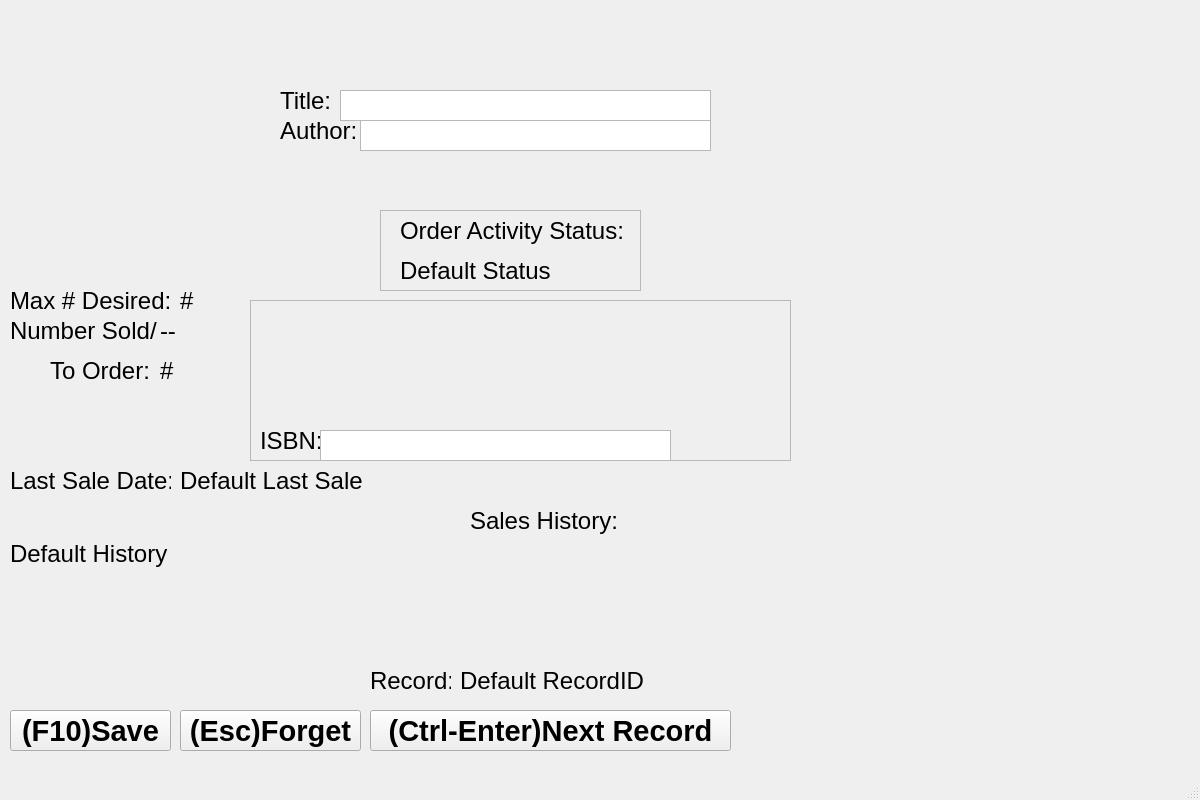
jfunston/omega4py, file enter.ui: the form before one commit.
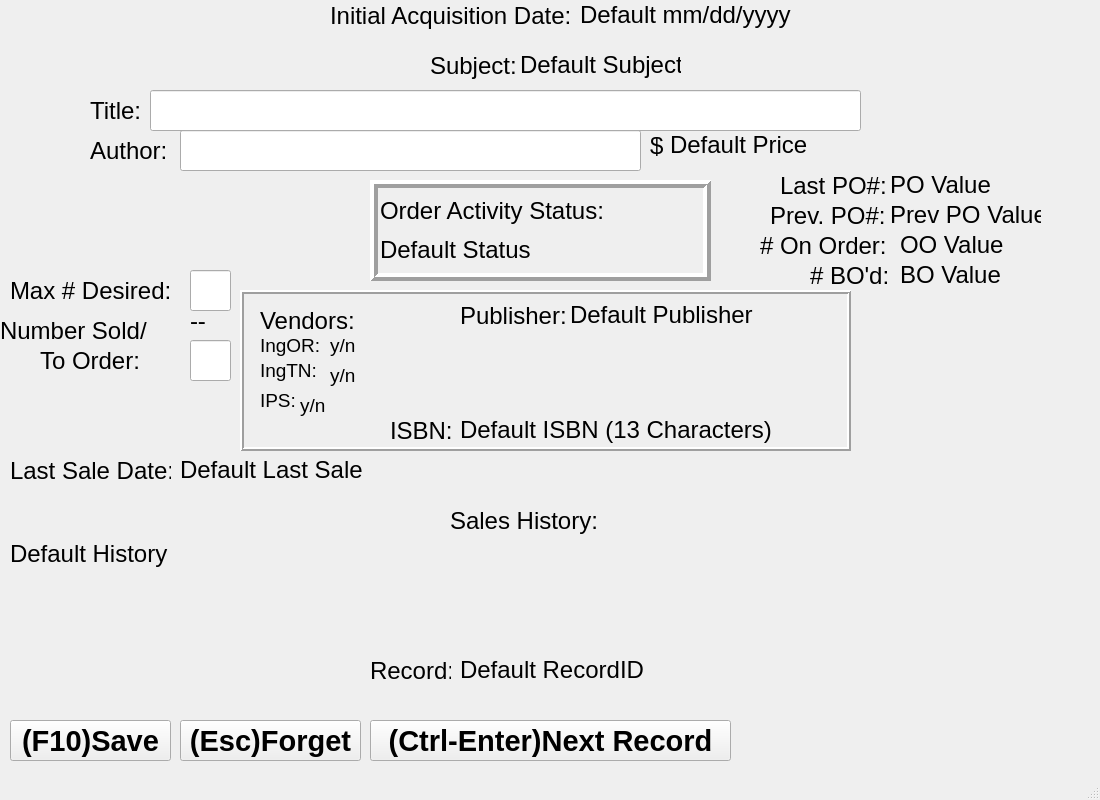
The form after the commit.

Diff of the .ui file:
```diff
--- a/enter.ui
+++ b/enter.ui
@@ -6,7 +6,7 @@
    <rect>
     <x>0</x>
     <y>0</y>
-    <width>1200</width>
+    <width>1100</width>
     <height>800</height>
    </rect>
   </property>
@@ -20,94 +20,64 @@
    <string>MainWindow</string>
   </property>
   <widget class="QWidget" name="centralwidget">
-   <widget class="QLabel" name="titleLabel">
-    <property name="geometry">
-     <rect>
-      <x>280</x>
-      <y>80</y>
-      <width>71</width>
-      <height>41</height>
-     </rect>
-    </property>
-    <property name="font">
-     <font>
-      <pointsize>18</pointsize>
-     </font>
-    </property>
-    <property name="text">
-     <string>Title:</string>
-    </property>
-   </widget>
-   <widget class="QLabel" name="authorLabel">
-    <property name="geometry">
-     <rect>
-      <x>280</x>
-      <y>110</y>
-      <width>81</width>
-      <height>41</height>
-     </rect>
-    </property>
-    <property name="font">
-     <font>
-      <pointsize>18</pointsize>
-     </font>
-    </property>
-    <property name="text">
-     <string>Author:</string>
-    </property>
-   </widget>
-   <widget class="QLabel" name="recordIDValue">
-    <property name="geometry">
-     <rect>
-      <x>460</x>
-      <y>660</y>
-      <width>451</width>
-      <height>41</height>
-     </rect>
-    </property>
-    <property name="font">
-     <font>
-      <pointsize>18</pointsize>
-     </font>
-    </property>
-    <property name="text">
-     <string>Default RecordID</string>
-    </property>
-   </widget>
-   <widget class="QLabel" name="recordLabel">
+   <widget class="QPushButton" name="NextRecordButton">
     <property name="geometry">
      <rect>
       <x>370</x>
-      <y>660</y>
-      <width>81</width>
+      <y>720</y>
+      <width>361</width>
       <height>41</height>
      </rect>
     </property>
     <property name="font">
      <font>
-      <pointsize>18</pointsize>
+      <pointsize>22</pointsize>
+      <weight>75</weight>
+      <bold>true</bold>
      </font>
     </property>
     <property name="text">
-     <string>Record:</string>
+     <string>(Ctrl-Enter)Next Record</string>
     </property>
    </widget>
-   <widget class="QLabel" name="historyLabel">
+   <widget class="QPushButton" name="SaveButton">
     <property name="geometry">
      <rect>
-      <x>470</x>
-      <y>500</y>
-      <width>151</width>
+      <x>10</x>
+      <y>720</y>
+      <width>161</width>
       <height>41</height>
      </rect>
     </property>
     <property name="font">
      <font>
-      <pointsize>18</pointsize>
+      <pointsize>22</pointsize>
+      <weight>75</weight>
+      <bold>true</bold>
      </font>
     </property>
     <property name="text">
-     <string>Sales History:</string>
+     <string>(F10)Save</string>
+    </property>
+   </widget>
+   <widget class="QPushButton" name="ForgetButton">
+    <property name="geometry">
+     <rect>
+      <x>180</x>
+      <y>720</y>
+      <width>181</width>
+      <height>41</height>
+     </rect>
+    </property>
+    <property name="font">
+     <font>
+      <pointsize>22</pointsize>
+      <weight>75</weight>
+      <bold>true</bold>
+     </font>
+    </property>
+    <property name="text">
+     <string>(Esc)Forget</string>
     </property>
    </widget>
    <widget class="QLabel" name="historyValue">
@@ -115,8 +85,8 @@
      <rect>
       <x>10</x>
       <y>540</y>
-      <width>1161</width>
-      <height>131</height>
+      <width>1091</width>
+      <height>121</height>
      </rect>
     </property>
     <property name="font">
@@ -133,13 +103,120 @@
     <property name="wordWrap">
      <bool>true</bool>
     </property>
+    <property name="textInteractionFlags">
+     <set>Qt::LinksAccessibleByMouse|Qt::TextEditable|Qt::TextSelectableByMouse</set>
+    </property>
    </widget>
-   <widget class="QLabel" name="lastSaleLabel">
+   <widget class="QLabel" name="AcqDateValue">
     <property name="geometry">
      <rect>
-      <x>10</x>
-      <y>460</y>
+      <x>580</x>
+      <y>0</y>
+      <width>231</width>
+      <height>31</height>
+     </rect>
+    </property>
+    <property name="font">
+     <font>
+      <pointsize>18</pointsize>
+      <weight>50</weight>
+      <bold>false</bold>
+     </font>
+    </property>
+    <property name="text">
+     <string>Default mm/dd/yyyy</string>
+    </property>
+    <property name="textInteractionFlags">
+     <set>Qt::LinksAccessibleByMouse|Qt::TextEditable|Qt::TextSelectableByMouse</set>
+    </property>
+   </widget>
+   <widget class="QLabel" name="SubjectValue">
+    <property name="geometry">
+     <rect>
+      <x>520</x>
+      <y>50</y>
       <width>161</width>
+      <height>31</height>
+     </rect>
+    </property>
+    <property name="font">
+     <font>
+      <pointsize>18</pointsize>
+     </font>
+    </property>
+    <property name="text">
+     <string>Default Subject</string>
+    </property>
+    <property name="textInteractionFlags">
+     <set>Qt::LinksAccessibleByMouse|Qt::TextEditable|Qt::TextSelectableByMouse</set>
+    </property>
+   </widget>
+   <widget class="QLabel" name="PrevPOValue">
+    <property name="geometry">
+     <rect>
+      <x>890</x>
+      <y>200</y>
+      <width>151</width>
+      <height>31</height>
+     </rect>
+    </property>
+    <property name="font">
+     <font>
+      <pointsize>18</pointsize>
+     </font>
+    </property>
+    <property name="text">
+     <string>Prev PO Value</string>
+    </property>
+    <property name="textInteractionFlags">
+     <set>Qt::LinksAccessibleByMouse|Qt::TextEditable|Qt::TextSelectableByMouse</set>
+    </property>
+   </widget>
+   <widget class="QLabel" name="NumOnOrderLabel">
+    <property name="geometry">
+     <rect>
+      <x>760</x>
+      <y>230</y>
+      <width>141</width>
+      <height>31</height>
+     </rect>
+    </property>
+    <property name="font">
+     <font>
+      <pointsize>18</pointsize>
+     </font>
+    </property>
+    <property name="text">
+     <string># On Order:</string>
+    </property>
+   </widget>
+   <widget class="QLabel" name="PriceValue">
+    <property name="geometry">
+     <rect>
+      <x>670</x>
+      <y>130</y>
+      <width>151</width>
+      <height>31</height>
+     </rect>
+    </property>
+    <property name="font">
+     <font>
+      <pointsize>18</pointsize>
+     </font>
+    </property>
+    <property name="text">
+     <string>Default Price</string>
+    </property>
+    <property name="textInteractionFlags">
+     <set>Qt::LinksAccessibleByMouse|Qt::TextEditable|Qt::TextSelectableByMouse</set>
+    </property>
+   </widget>
+   <widget class="QLabel" name="titleLabel">
+    <property name="geometry">
+     <rect>
+      <x>90</x>
+      <y>90</y>
+      <width>71</width>
       <height>41</height>
      </rect>
     </property>
@@ -149,14 +226,125 @@
      </font>
     </property>
     <property name="text">
-     <string>Last Sale Date:</string>
+     <string>Title:</string>
+    </property>
+   </widget>
+   <widget class="QLabel" name="maxDesiredLabel">
+    <property name="geometry">
+     <rect>
+      <x>10</x>
+      <y>270</y>
+      <width>171</width>
+      <height>41</height>
+     </rect>
+    </property>
+    <property name="font">
+     <font>
+      <pointsize>18</pointsize>
+     </font>
+    </property>
+    <property name="text">
+     <string>Max # Desired:</string>
+    </property>
+   </widget>
+   <widget class="QLabel" name="PrevPOLabel_2">
+    <property name="geometry">
+     <rect>
+      <x>770</x>
+      <y>200</y>
+      <width>121</width>
+      <height>31</height>
+     </rect>
+    </property>
+    <property name="font">
+     <font>
+      <pointsize>18</pointsize>
+     </font>
+    </property>
+    <property name="text">
+     <string>Prev. PO#:</string>
+    </property>
+   </widget>
+   <widget class="QLabel" name="OnOrderValue">
+    <property name="geometry">
+     <rect>
+      <x>900</x>
+      <y>230</y>
+      <width>151</width>
+      <height>31</height>
+     </rect>
+    </property>
+    <property name="font">
+     <font>
+      <pointsize>18</pointsize>
+     </font>
+    </property>
+    <property name="text">
+     <string>OO Value</string>
+    </property>
+    <property name="textInteractionFlags">
+     <set>Qt::LinksAccessibleByMouse|Qt::TextEditable|Qt::TextSelectableByMouse</set>
+    </property>
+   </widget>
+   <widget class="QLabel" name="priceLabel">
+    <property name="geometry">
+     <rect>
+      <x>650</x>
+      <y>130</y>
+      <width>21</width>
+      <height>31</height>
+     </rect>
+    </property>
+    <property name="font">
+     <font>
+      <pointsize>18</pointsize>
+     </font>
+    </property>
+    <property name="text">
+     <string>$</string>
+    </property>
+   </widget>
+   <widget class="QLabel" name="NumBackorderLabel">
+    <property name="geometry">
+     <rect>
+      <x>810</x>
+      <y>260</y>
+      <width>91</width>
+      <height>31</height>
+     </rect>
+    </property>
+    <property name="font">
+     <font>
+      <pointsize>18</pointsize>
+     </font>
+    </property>
+    <property name="text">
+     <string># BO'd:</string>
+    </property>
+   </widget>
+   <widget class="QLabel" name="SubjectLabel">
+    <property name="geometry">
+     <rect>
+      <x>430</x>
+      <y>50</y>
+      <width>101</width>
+      <height>31</height>
+     </rect>
+    </property>
+    <property name="font">
+     <font>
+      <pointsize>18</pointsize>
+     </font>
+    </property>
+    <property name="text">
+     <string>Subject:</string>
     </property>
    </widget>
    <widget class="QLabel" name="lastSaleValue">
     <property name="geometry">
      <rect>
       <x>180</x>
-      <y>460</y>
+      <y>450</y>
       <width>271</width>
       <height>41</height>
      </rect>
@@ -169,13 +357,16 @@
     <property name="text">
      <string>Default Last Sale</string>
     </property>
+    <property name="textInteractionFlags">
+     <set>Qt::LinksAccessibleByMouse|Qt::TextEditable|Qt::TextSelectableByMouse</set>
+    </property>
    </widget>
-   <widget class="QLabel" name="maxDesiredLabel">
+   <widget class="QLabel" name="historyLabel">
     <property name="geometry">
      <rect>
-      <x>10</x>
-      <y>280</y>
-      <width>171</width>
+      <x>450</x>
+      <y>500</y>
+      <width>151</width>
       <height>41</height>
      </rect>
     </property>
@@ -185,32 +376,246 @@
      </font>
     </property>
     <property name="text">
-     <string>Max # Desired:</string>
+     <string>Sales History:</string>
     </property>
    </widget>
-   <widget class="QLabel" name="numberSoldLabel">
+   <widget class="QFrame" name="CenterFrame">
     <property name="geometry">
      <rect>
-      <x>10</x>
-      <y>310</y>
-      <width>171</width>
-      <height>41</height>
+      <x>240</x>
+      <y>290</y>
+      <width>611</width>
+      <height>161</height>
      </rect>
     </property>
-    <property name="font">
-     <font>
-      <pointsize>18</pointsize>
-     </font>
+    <property name="frameShape">
+     <enum>QFrame::Box</enum>
     </property>
-    <property name="text">
-     <string>Number Sold/</string>
+    <property name="frameShadow">
+     <enum>QFrame::Raised</enum>
     </property>
+    <property name="lineWidth">
+     <number>2</number>
+    </property>
+    <widget class="QLabel" name="ISBNValue">
+     <property name="geometry">
+      <rect>
+       <x>220</x>
+       <y>120</y>
+       <width>321</width>
+       <height>41</height>
+      </rect>
+     </property>
+     <property name="font">
+      <font>
+       <pointsize>18</pointsize>
+      </font>
+     </property>
+     <property name="text">
+      <string>Default ISBN (13 Characters)</string>
+     </property>
+     <property name="textInteractionFlags">
+      <set>Qt::LinksAccessibleByMouse|Qt::TextEditable|Qt::TextSelectableByMouse</set>
+     </property>
+    </widget>
+    <widget class="QLabel" name="ISBNLabel">
+     <property name="geometry">
+      <rect>
+       <x>150</x>
+       <y>120</y>
+       <width>61</width>
+       <height>41</height>
+      </rect>
+     </property>
+     <property name="font">
+      <font>
+       <pointsize>18</pointsize>
+      </font>
+     </property>
+     <property name="text">
+      <string>ISBN:</string>
+     </property>
+    </widget>
+    <widget class="QLabel" name="VendorLabel">
+     <property name="geometry">
+      <rect>
+       <x>20</x>
+       <y>20</y>
+       <width>151</width>
+       <height>21</height>
+      </rect>
+     </property>
+     <property name="font">
+      <font>
+       <pointsize>18</pointsize>
+      </font>
+     </property>
+     <property name="text">
+      <string>Vendors:</string>
+     </property>
+    </widget>
+    <widget class="QLabel" name="PublisherLabel">
+     <property name="geometry">
+      <rect>
+       <x>220</x>
+       <y>10</y>
+       <width>111</width>
+       <height>31</height>
+      </rect>
+     </property>
+     <property name="font">
+      <font>
+       <pointsize>18</pointsize>
+      </font>
+     </property>
+     <property name="text">
+      <string>Publisher:</string>
+     </property>
+    </widget>
+    <widget class="QLabel" name="ORLabel">
+     <property name="geometry">
+      <rect>
+       <x>20</x>
+       <y>40</y>
+       <width>61</width>
+       <height>31</height>
+      </rect>
+     </property>
+     <property name="font">
+      <font>
+       <pointsize>14</pointsize>
+      </font>
+     </property>
+     <property name="text">
+      <string>IngOR:</string>
+     </property>
+    </widget>
+    <widget class="QLabel" name="TNLabel">
+     <property name="geometry">
+      <rect>
+       <x>20</x>
+       <y>70</y>
+       <width>71</width>
+       <height>21</height>
+      </rect>
+     </property>
+     <property name="font">
+      <font>
+       <pointsize>14</pointsize>
+      </font>
+     </property>
+     <property name="text">
+      <string>IngTN:</string>
+     </property>
+    </widget>
+    <widget class="QLabel" name="IPSLabel">
+     <property name="geometry">
+      <rect>
+       <x>20</x>
+       <y>100</y>
+       <width>41</width>
+       <height>21</height>
+      </rect>
+     </property>
+     <property name="font">
+      <font>
+       <pointsize>14</pointsize>
+      </font>
+     </property>
+     <property name="text">
+      <string>IPS:</string>
+     </property>
+    </widget>
+    <widget class="QLabel" name="IngOValue">
+     <property name="geometry">
+      <rect>
+       <x>90</x>
+       <y>40</y>
+       <width>41</width>
+       <height>31</height>
+      </rect>
+     </property>
+     <property name="font">
+      <font>
+       <pointsize>14</pointsize>
+      </font>
+     </property>
+     <property name="text">
+      <string>y/n</string>
+     </property>
+     <property name="textInteractionFlags">
+      <set>Qt::LinksAccessibleByMouse|Qt::TextEditable|Qt::TextSelectableByMouse</set>
+     </property>
+    </widget>
+    <widget class="QLabel" name="IngTValue">
+     <property name="geometry">
+      <rect>
+       <x>90</x>
+       <y>70</y>
+       <width>41</width>
+       <height>31</height>
+      </rect>
+     </property>
+     <property name="font">
+      <font>
+       <pointsize>14</pointsize>
+      </font>
+     </property>
+     <property name="text">
+      <string>y/n</string>
+     </property>
+     <property name="textInteractionFlags">
+      <set>Qt::LinksAccessibleByMouse|Qt::TextEditable|Qt::TextSelectableByMouse</set>
+     </property>
+    </widget>
+    <widget class="QLabel" name="IPSValue">
+     <property name="geometry">
+      <rect>
+       <x>60</x>
+       <y>100</y>
+       <width>41</width>
+       <height>31</height>
+      </rect>
+     </property>
+     <property name="font">
+      <font>
+       <pointsize>14</pointsize>
+      </font>
+     </property>
+     <property name="text">
+      <string>y/n</string>
+     </property>
+     <property name="textInteractionFlags">
+      <set>Qt::LinksAccessibleByMouse|Qt::TextEditable|Qt::TextSelectableByMouse</set>
+     </property>
+    </widget>
+    <widget class="QLabel" name="PublisherValue">
+     <property name="geometry">
+      <rect>
+       <x>330</x>
+       <y>10</y>
+       <width>191</width>
+       <height>31</height>
+      </rect>
+     </property>
+     <property name="font">
+      <font>
+       <pointsize>18</pointsize>
+      </font>
+     </property>
+     <property name="text">
+      <string>Default Publisher</string>
+     </property>
+     <property name="textInteractionFlags">
+      <set>Qt::LinksAccessibleByMouse|Qt::TextEditable|Qt::TextSelectableByMouse</set>
+     </property>
+    </widget>
    </widget>
    <widget class="QLabel" name="toOrderLable">
     <property name="geometry">
      <rect>
-      <x>50</x>
-      <y>350</y>
+      <x>40</x>
+      <y>340</y>
       <width>111</width>
       <height>41</height>
      </rect>
@@ -224,12 +629,12 @@
      <string>To Order:</string>
     </property>
    </widget>
-   <widget class="QLabel" name="maxDesiredValue">
+   <widget class="QLabel" name="recordLabel">
     <property name="geometry">
      <rect>
-      <x>180</x>
-      <y>280</y>
-      <width>21</width>
+      <x>370</x>
+      <y>650</y>
+      <width>81</width>
       <height>41</height>
      </rect>
     </property>
@@ -239,173 +644,72 @@
      </font>
     </property>
     <property name="text">
-     <string>#</string>
+     <string>Record:</string>
+    </property>
+   </widget>
+   <widget class="QLabel" name="POValue">
+    <property name="geometry">
+     <rect>
+      <x>890</x>
+      <y>170</y>
+      <width>151</width>
+      <height>31</height>
+     </rect>
+    </property>
+    <property name="font">
+     <font>
+      <pointsize>18</pointsize>
+     </font>
+    </property>
+    <property name="text">
+     <string>PO Value</string>
+    </property>
+    <property name="textInteractionFlags">
+     <set>Qt::LinksAccessibleByMouse|Qt::TextEditable|Qt::TextSelectableByMouse</set>
+    </property>
+   </widget>
+   <widget class="QLabel" name="POLabel">
+    <property name="geometry">
+     <rect>
+      <x>780</x>
+      <y>170</y>
+      <width>111</width>
+      <height>31</height>
+     </rect>
+    </property>
+    <property name="font">
+     <font>
+      <pointsize>18</pointsize>
+     </font>
+    </property>
+    <property name="text">
+     <string>Last PO#:</string>
     </property>
    </widget>
    <widget class="QLabel" name="numberSoldValue">
     <property name="geometry">
      <rect>
-      <x>160</x>
-      <y>310</y>
-      <width>21</width>
-      <height>41</height>
-     </rect>
-    </property>
-    <property name="font">
-     <font>
-      <pointsize>18</pointsize>
-     </font>
-    </property>
-    <property name="text">
-     <string>--</string>
-    </property>
-   </widget>
-   <widget class="QLabel" name="toOrderValue">
-    <property name="geometry">
-     <rect>
-      <x>160</x>
-      <y>350</y>
-      <width>21</width>
-      <height>41</height>
-     </rect>
-    </property>
-    <property name="font">
-     <font>
-      <pointsize>18</pointsize>
-     </font>
-    </property>
-    <property name="text">
-     <string>#</string>
-    </property>
-   </widget>
-   <widget class="QPushButton" name="NextRecordButton">
-    <property name="geometry">
-     <rect>
-      <x>370</x>
-      <y>710</y>
-      <width>361</width>
-      <height>41</height>
-     </rect>
-    </property>
-    <property name="font">
-     <font>
-      <pointsize>22</pointsize>
-      <weight>75</weight>
-      <bold>true</bold>
-     </font>
-    </property>
-    <property name="text">
-     <string>(Ctrl-Enter)Next Record</string>
-    </property>
-   </widget>
-   <widget class="QLabel" name="orderStatusLabel">
-    <property name="geometry">
-     <rect>
-      <x>400</x>
-      <y>210</y>
-      <width>231</width>
-      <height>41</height>
-     </rect>
-    </property>
-    <property name="font">
-     <font>
-      <pointsize>18</pointsize>
-     </font>
-    </property>
-    <property name="text">
-     <string>Order Activity Status:</string>
-    </property>
-   </widget>
-   <widget class="QLabel" name="orderStatusValue">
-    <property name="geometry">
-     <rect>
-      <x>400</x>
-      <y>250</y>
-      <width>231</width>
-      <height>41</height>
-     </rect>
-    </property>
-    <property name="font">
-     <font>
-      <pointsize>18</pointsize>
-     </font>
-    </property>
-    <property name="text">
-     <string>Default Status</string>
-    </property>
-   </widget>
-   <widget class="QPlainTextEdit" name="orderStatusBox">
-    <property name="enabled">
-     <bool>false</bool>
-    </property>
-    <property name="geometry">
-     <rect>
-      <x>380</x>
-      <y>210</y>
-      <width>261</width>
-      <height>81</height>
-     </rect>
-    </property>
-   </widget>
-   <widget class="QPushButton" name="SaveButton">
-    <property name="geometry">
-     <rect>
-      <x>10</x>
-      <y>710</y>
-      <width>161</width>
-      <height>41</height>
-     </rect>
-    </property>
-    <property name="font">
-     <font>
-      <pointsize>22</pointsize>
-      <weight>75</weight>
-      <bold>true</bold>
-     </font>
-    </property>
-    <property name="text">
-     <string>(F10)Save</string>
-    </property>
-   </widget>
-   <widget class="QPushButton" name="ForgetButton">
-    <property name="geometry">
-     <rect>
-      <x>180</x>
-      <y>710</y>
-      <width>181</width>
-      <height>41</height>
-     </rect>
-    </property>
-    <property name="font">
-     <font>
-      <pointsize>22</pointsize>
-      <weight>75</weight>
-      <bold>true</bold>
-     </font>
-    </property>
-    <property name="text">
-     <string>(Esc)Forget</string>
-    </property>
-   </widget>
-   <widget class="QPlainTextEdit" name="centerBox">
-    <property name="enabled">
-     <bool>false</bool>
-    </property>
-    <property name="geometry">
-     <rect>
-      <x>250</x>
+      <x>190</x>
       <y>300</y>
-      <width>541</width>
-      <height>161</height>
+      <width>21</width>
+      <height>41</height>
      </rect>
     </property>
+    <property name="font">
+     <font>
+      <pointsize>18</pointsize>
+     </font>
+    </property>
+    <property name="text">
+     <string>--</string>
+    </property>
    </widget>
-   <widget class="QLabel" name="ISBNLabel">
+   <widget class="QLabel" name="lastSaleLabel">
     <property name="geometry">
      <rect>
-      <x>260</x>
-      <y>420</y>
-      <width>61</width>
+      <x>10</x>
+      <y>450</y>
+      <width>161</width>
       <height>41</height>
      </rect>
     </property>
@@ -415,95 +719,230 @@
      </font>
     </property>
     <property name="text">
-     <string>ISBN:</string>
+     <string>Last Sale Date:</string>
     </property>
    </widget>
-   <widget class="QPlainTextEdit" name="titleEdit">
+   <widget class="QLabel" name="BOValue">
     <property name="geometry">
      <rect>
-      <x>340</x>
+      <x>900</x>
+      <y>260</y>
+      <width>151</width>
+      <height>31</height>
+     </rect>
+    </property>
+    <property name="font">
+     <font>
+      <pointsize>18</pointsize>
+     </font>
+    </property>
+    <property name="text">
+     <string>BO Value</string>
+    </property>
+    <property name="textInteractionFlags">
+     <set>Qt::LinksAccessibleByMouse|Qt::TextEditable|Qt::TextSelectableByMouse</set>
+    </property>
+   </widget>
+   <widget class="QLabel" name="InitialAqusitionLabel">
+    <property name="geometry">
+     <rect>
+      <x>330</x>
+      <y>0</y>
+      <width>251</width>
+      <height>31</height>
+     </rect>
+    </property>
+    <property name="font">
+     <font>
+      <pointsize>18</pointsize>
+     </font>
+    </property>
+    <property name="text">
+     <string>Initial Acquisition Date:</string>
+    </property>
+   </widget>
+   <widget class="QLabel" name="authorLabel">
+    <property name="geometry">
+     <rect>
+      <x>90</x>
+      <y>130</y>
+      <width>81</width>
+      <height>41</height>
+     </rect>
+    </property>
+    <property name="font">
+     <font>
+      <pointsize>18</pointsize>
+     </font>
+    </property>
+    <property name="text">
+     <string>Author:</string>
+    </property>
+   </widget>
+   <widget class="QLabel" name="numberSoldLabel">
+    <property name="geometry">
+     <rect>
+      <x>0</x>
+      <y>310</y>
+      <width>171</width>
+      <height>41</height>
+     </rect>
+    </property>
+    <property name="font">
+     <font>
+      <pointsize>18</pointsize>
+     </font>
+    </property>
+    <property name="text">
+     <string>Number Sold/</string>
+    </property>
+   </widget>
+   <widget class="QLabel" name="recordIDValue">
+    <property name="geometry">
+     <rect>
+      <x>460</x>
+      <y>650</y>
+      <width>451</width>
+      <height>41</height>
+     </rect>
+    </property>
+    <property name="font">
+     <font>
+      <pointsize>18</pointsize>
+     </font>
+    </property>
+    <property name="text">
+     <string>Default RecordID</string>
+    </property>
+    <property name="textInteractionFlags">
+     <set>Qt::LinksAccessibleByMouse|Qt::TextSelectableByMouse</set>
+    </property>
+   </widget>
+   <widget class="QFrame" name="OrderFrame">
+    <property name="geometry">
+     <rect>
+      <x>370</x>
+      <y>180</y>
+      <width>341</width>
+      <height>101</height>
+     </rect>
+    </property>
+    <property name="frameShape">
+     <enum>QFrame::Box</enum>
+    </property>
+    <property name="frameShadow">
+     <enum>QFrame::Raised</enum>
+    </property>
+    <property name="lineWidth">
+     <number>4</number>
+    </property>
+    <widget class="QLabel" name="orderStatusLabel">
+     <property name="geometry">
+      <rect>
+       <x>10</x>
+       <y>10</y>
+       <width>231</width>
+       <height>41</height>
+      </rect>
+     </property>
+     <property name="font">
+      <font>
+       <pointsize>18</pointsize>
+      </font>
+     </property>
+     <property name="text">
+      <string>Order Activity Status:</string>
+     </property>
+    </widget>
+    <widget class="QLabel" name="orderStatusValue">
+     <property name="geometry">
+      <rect>
+       <x>10</x>
+       <y>50</y>
+       <width>231</width>
+       <height>41</height>
+      </rect>
+     </property>
+     <property name="font">
+      <font>
+       <pointsize>18</pointsize>
+      </font>
+     </property>
+     <property name="text">
+      <string>Default Status</string>
+     </property>
+     <property name="textInteractionFlags">
+      <set>Qt::LinksAccessibleByMouse|Qt::TextEditable|Qt::TextSelectableByMouse</set>
+     </property>
+    </widget>
+   </widget>
+   <widget class="QLineEdit" name="titleValue">
+    <property name="geometry">
+     <rect>
+      <x>150</x>
       <y>90</y>
-      <width>371</width>
-      <height>31</height>
+      <width>711</width>
+      <height>41</height>
      </rect>
     </property>
     <property name="font">
      <font>
-      <pointsize>12</pointsize>
+      <pointsize>18</pointsize>
      </font>
     </property>
-    <property name="tabChangesFocus">
-     <bool>true</bool>
-    </property>
    </widget>
-   <widget class="QPlainTextEdit" name="authorEdit">
+   <widget class="QLineEdit" name="authorValue">
     <property name="geometry">
      <rect>
-      <x>360</x>
-      <y>120</y>
-      <width>351</width>
-      <height>31</height>
+      <x>180</x>
+      <y>130</y>
+      <width>461</width>
+      <height>41</height>
      </rect>
     </property>
     <property name="font">
      <font>
-      <pointsize>12</pointsize>
+      <pointsize>18</pointsize>
      </font>
     </property>
-    <property name="tabChangesFocus">
-     <bool>true</bool>
-    </property>
    </widget>
-   <widget class="QPlainTextEdit" name="ISBNEdit">
+   <widget class="QLineEdit" name="maxDesiredValue">
     <property name="geometry">
      <rect>
-      <x>320</x>
-      <y>430</y>
-      <width>351</width>
-      <height>31</height>
+      <x>190</x>
+      <y>270</y>
+      <width>41</width>
+      <height>41</height>
      </rect>
     </property>
     <property name="font">
      <font>
-      <pointsize>12</pointsize>
+      <pointsize>18</pointsize>
      </font>
     </property>
-    <property name="tabChangesFocus">
-     <bool>true</bool>
+   </widget>
+   <widget class="QLineEdit" name="toOrderValue">
+    <property name="geometry">
+     <rect>
+      <x>190</x>
+      <y>340</y>
+      <width>41</width>
+      <height>41</height>
+     </rect>
     </property>
+    <property name="font">
+     <font>
+      <pointsize>18</pointsize>
+     </font>
+    </property>
    </widget>
-   <zorder>orderStatusBox</zorder>
-   <zorder>titleLabel</zorder>
-   <zorder>authorLabel</zorder>
-   <zorder>recordIDValue</zorder>
-   <zorder>recordLabel</zorder>
-   <zorder>historyLabel</zorder>
-   <zorder>historyValue</zorder>
-   <zorder>lastSaleLabel</zorder>
-   <zorder>lastSaleValue</zorder>
-   <zorder>maxDesiredLabel</zorder>
-   <zorder>numberSoldLabel</zorder>
-   <zorder>toOrderLable</zorder>
-   <zorder>maxDesiredValue</zorder>
-   <zorder>numberSoldValue</zorder>
-   <zorder>toOrderValue</zorder>
-   <zorder>NextRecordButton</zorder>
-   <zorder>orderStatusLabel</zorder>
-   <zorder>orderStatusValue</zorder>
-   <zorder>SaveButton</zorder>
-   <zorder>ForgetButton</zorder>
-   <zorder>centerBox</zorder>
-   <zorder>ISBNLabel</zorder>
-   <zorder>titleEdit</zorder>
-   <zorder>authorEdit</zorder>
-   <zorder>ISBNEdit</zorder>
   </widget>
   <widget class="QMenuBar" name="menubar">
    <property name="geometry">
     <rect>
      <x>0</x>
      <y>0</y>
-     <width>1200</width>
+     <width>1100</width>
      <height>21</height>
     </rect>
    </property>
```
